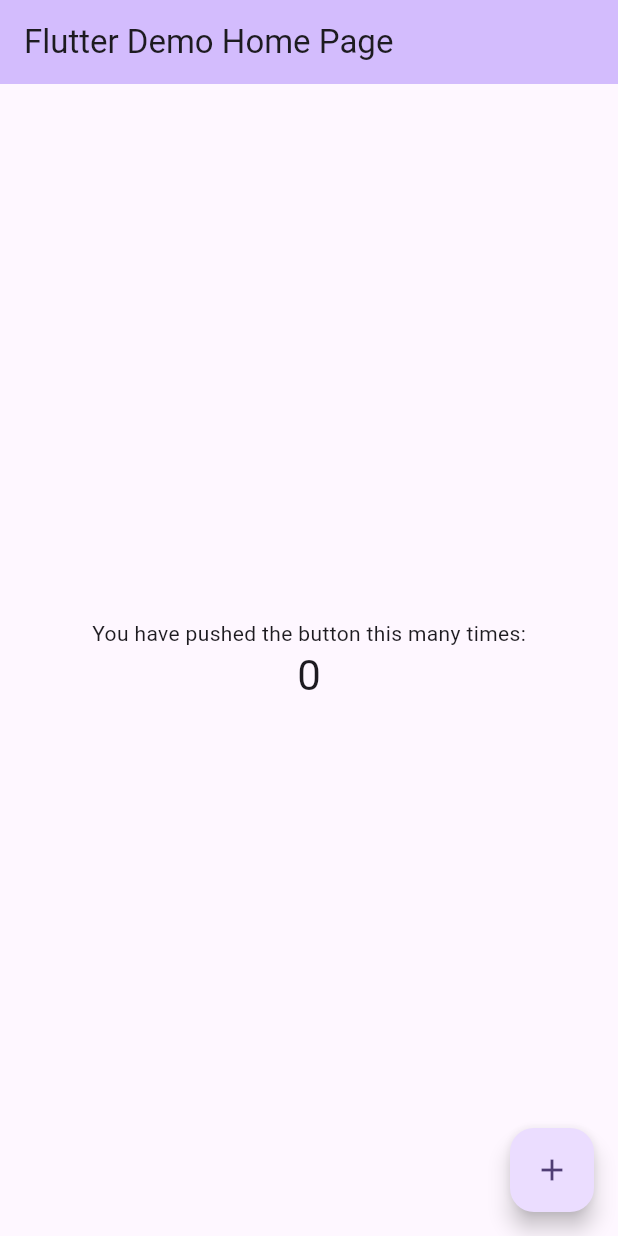
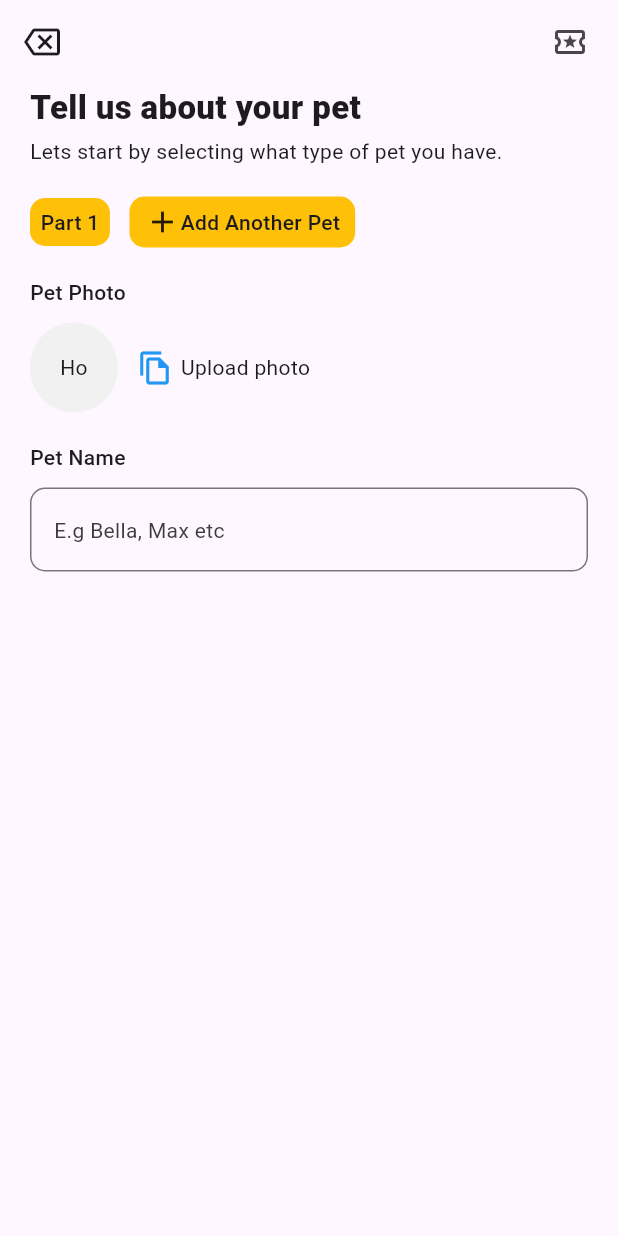
Before and after one commit to JoshuaOzibo/pet-mobile-app-with-flutter, a Flutter app: the screen it shows after launch, on a phone screen of 412 x 824 dp. Run offline on Flutter 3.47's test engine with Material 3 defaults, Android fonts, the phone set to English and light mode, and no system bars.

Commit message:
my updaded code

```diff
--- /dev/null
+++ b/lib/features/home/screen/home_screen.dart
@@ -0,0 +1,18 @@
+import 'package:flutter/material.dart';
+
+class HomeScreen extends StatelessWidget {
+  const HomeScreen({super.key});
+
+  @override
+  Widget build(BuildContext context) {
+    return Scaffold(
+    appBar: AppBar(),
+
+    body: Center(
+      child:  Text('Home page', style: TextStyle(
+        fontSize: 20,
+        fontWeight: FontWeight.bold),),
+    ),
+    );
+  }
+}
--- /dev/null
+++ b/lib/features/landing/screen/landing_screen.dart
@@ -0,0 +1,10 @@
+import 'package:flutter/material.dart';
+
+class LandingScreen extends StatelessWidget {
+  const LandingScreen({super.key});
+
+  @override
+  Widget build(BuildContext context) {
+    return Container();
+  }
+}
--- /dev/null
+++ b/lib/features/select_pet_features/details_pages/first_page.dart
@@ -0,0 +1,139 @@
+import 'package:flutter/material.dart';
+
+class DetailsFirstPage extends StatelessWidget {
+  const DetailsFirstPage({super.key});
+
+  @override
+  Widget build(BuildContext context) {
+    return Scaffold(
+      appBar: AppBar(
+        elevation: 0,
+        leading: const Icon(Icons.backspace_outlined),
+
+        actions: [
+          Container(
+            padding: const EdgeInsets.only(right: 20),
+            child: const Icon(Icons.local_activity_outlined),
+          ),
+        ],
+      ),
+
+      // body
+      body: Container(
+        padding: EdgeInsets.symmetric(horizontal: 20),
+        child: Column(
+          crossAxisAlignment: CrossAxisAlignment.start,
+          children: [
+            Text(
+              'Tell us about your pet',
+              style: TextStyle(fontSize: 22, fontWeight: FontWeight.w900),
+            ),
+            SizedBox(height: 4),
+            Text(
+              'Lets start by selecting what type of pet you have.',
+              style: TextStyle(),
+            ),
+
+            SizedBox(height: 20),
+
+            Row(
+              spacing: 13,
+              children: [
+                Container(
+                  padding: EdgeInsets.symmetric(horizontal: 7, vertical: 6),
+                  decoration: BoxDecoration(
+                    borderRadius: BorderRadius.circular(10),
+                    color: Colors.amber,
+                  ),
+                  child: Text(
+                    'Part 1',
+                    style: TextStyle(fontWeight: FontWeight.w500),
+                  ),
+                ),
+
+                Container(
+                  padding: EdgeInsetsDirectional.symmetric(
+                    horizontal: 10,
+                    vertical: 5,
+                  ),
+                  decoration: BoxDecoration(
+                    borderRadius: BorderRadius.circular(10),
+                    color: Colors.amber,
+                  ),
+                  child: Row(
+                    children: [
+                      Icon(Icons.add),
+                      Text(
+                        'Add Another Pet',
+                        style: TextStyle(fontWeight: FontWeight.w500),
+                      ),
+                    ],
+                  ),
+                ),
+              ],
+            ),
+
+            SizedBox(height: 20),
+
+            // image section
+            Column(
+              crossAxisAlignment: CrossAxisAlignment.start,
+              children: [
+                Text('Pet Photo',
+                style: TextStyle(fontWeight: FontWeight.w500),
+                ),
+                SizedBox(height: 10),
+                Row(
+                  spacing: 13,
+                  children: [
+                    Container(
+                      padding: EdgeInsets.all(20),
+                      decoration: BoxDecoration(
+                        borderRadius: BorderRadius.circular(100),
+                        color: const Color.fromARGB(255, 241, 241, 241),
+                      ),
+                      child: Text('Ho'),
+                    ),
+
+                    Row(
+                      spacing: 5,
+                      children: [
+                        Icon(Icons.file_copy_outlined, color: Colors.blue),
+                        Text('Upload photo'),
+                      ],
+                    ),
+                  ],
+                ),
+
+                SizedBox(height: 20),
+                Column(
+                  crossAxisAlignment: CrossAxisAlignment.start,
+                  spacing: 10,
+                  children: [
+                    Text('Pet Name',
+                    style: TextStyle(fontWeight: FontWeight.w500),
+                    ),
+                    TextField(
+                      decoration: InputDecoration(
+                        hoverColor: Colors.amber,
+                        hint: Text(
+                          'E.g Bella, Max etc',
+                          style: TextStyle(
+                            color: const Color.fromARGB(255, 61, 61, 61),
+                          ),
+                        ),
+                        border: OutlineInputBorder(
+                          borderRadius: BorderRadius.circular(10),
+                        ),
+                      ),
+                    ),
+                  ],
+                ),
+              ],
+            ),
+          ],
+        ),
+      ),
+    );
+  }
+}
--- a/lib/main.dart
+++ b/lib/main.dart
@@ -1,4 +1,6 @@
 import 'package:flutter/material.dart';
+import 'package:pet_app/features/home/screen/home_screen.dart';
+import 'package:pet_app/features/select_pet_features/details_pages/first_page.dart';
 
 void main() {
   runApp(const MyApp());
@@ -7,116 +9,11 @@ void main() {
 class MyApp extends StatelessWidget {
   const MyApp({super.key});
 
-  // This widget is the root of your application.
   @override
   Widget build(BuildContext context) {
     return MaterialApp(
-      title: 'Flutter Demo',
-      theme: ThemeData(
-        // This is the theme of your application.
-        //
-        // TRY THIS: Try running your application with "flutter run". You'll see
-        // the application has a purple toolbar. Then, without quitting the app,
-        // try changing the seedColor in the colorScheme below to Colors.green
-        // and then invoke "hot reload" (save your changes or press the "hot
-        // reload" button in a Flutter-supported IDE, or press "r" if you used
-        // the command line to start the app).
-        //
-        // Notice that the counter didn't reset back to zero; the application
-        // state is not lost during the reload. To reset the state, use hot
-        // restart instead.
-        //
-        // This works for code too, not just values: Most code changes can be
-        // tested with just a hot reload.
-        colorScheme: ColorScheme.fromSeed(seedColor: Colors.deepPurple),
-      ),
-      home: const MyHomePage(title: 'Flutter Demo Home Page'),
+      debugShowCheckedModeBanner: false,
+      home: const DetailsFirstPage(),
     );
   }
 }
-
-class MyHomePage extends StatefulWidget {
-  const MyHomePage({super.key, required this.title});
-
-  // This widget is the home page of your application. It is stateful, meaning
-  // that it has a State object (defined below) that contains fields that affect
-  // how it looks.
-
-  // This class is the configuration for the state. It holds the values (in this
-  // case the title) provided by the parent (in this case the App widget) and
-  // used by the build method of the State. Fields in a Widget subclass are
-  // always marked "final".
-
-  final String title;
-
-  @override
-  State<MyHomePage> createState() => _MyHomePageState();
-}
-
-class _MyHomePageState extends State<MyHomePage> {
-  int _counter = 0;
-
-  void _incrementCounter() {
-    setState(() {
-      // This call to setState tells the Flutter framework that something has
-      // changed in this State, which causes it to rerun the build method below
-      // so that the display can reflect the updated values. If we changed
-      // _counter without calling setState(), then the build method would not be
-      // called again, and so nothing would appear to happen.
-      _counter++;
-    });
-  }
-
-  @override
-  Widget build(BuildContext context) {
-    // This method is rerun every time setState is called, for instance as done
-    // by the _incrementCounter method above.
-    //
-    // The Flutter framework has been optimized to make rerunning build methods
-    // fast, so that you can just rebuild anything that needs updating rather
-    // than having to individually change instances of widgets.
-    return Scaffold(
-      appBar: AppBar(
-        // TRY THIS: Try changing the color here to a specific color (to
-        // Colors.amber, perhaps?) and trigger a hot reload to see the AppBar
-        // change color while the other colors stay the same.
-        backgroundColor: Theme.of(context).colorScheme.inversePrimary,
-        // Here we take the value from the MyHomePage object that was created by
-        // the App.build method, and use it to set our appbar title.
-        title: Text(widget.title),
-      ),
-      body: Center(
-        // Center is a layout widget. It takes a single child and positions it
-        // in the middle of the parent.
-        child: Column(
-          // Column is also a layout widget. It takes a list of children and
-          // arranges them vertically. By default, it sizes itself to fit its
-          // children horizontally, and tries to be as tall as its parent.
-          //
-          // Column has various properties to control how it sizes itself and
-          // how it positions its children. Here we use mainAxisAlignment to
-          // center the children vertically; the main axis here is the vertical
-          // axis because Columns are vertical (the cross axis would be
-          // horizontal).
-          //
-          // TRY THIS: Invoke "debug painting" (choose the "Toggle Debug Paint"
-          // action in the IDE, or press "p" in the console), to see the
-          // wireframe for each widget.
-          mainAxisAlignment: MainAxisAlignment.center,
-          children: <Widget>[
-            const Text('You have pushed the button this many times:'),
-            Text(
-              '$_counter',
-              style: Theme.of(context).textTheme.headlineMedium,
-            ),
-          ],
-        ),
-      ),
-      floatingActionButton: FloatingActionButton(
-        onPressed: _incrementCounter,
-        tooltip: 'Increment',
-        child: const Icon(Icons.add),
-      ), // This trailing comma makes auto-formatting nicer for build methods.
-    );
-  }
-}
```
